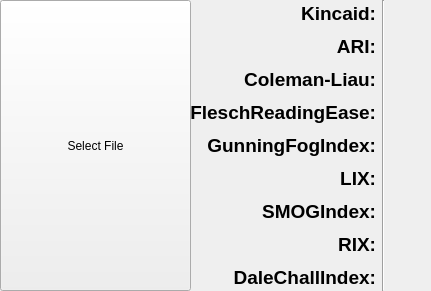
First picture: the form in main.ui, repository kosantosbik/readability, before the edit.
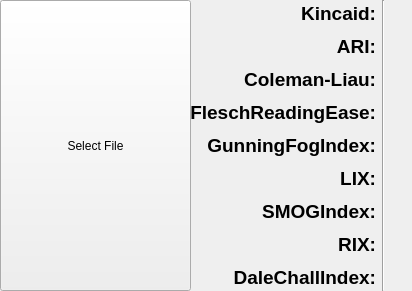
Second picture: the form after the edit.

```diff
--- a/main.ui
+++ b/main.ui
@@ -6,7 +6,7 @@
    <rect>
     <x>0</x>
     <y>0</y>
-    <width>431</width>
+    <width>412</width>
     <height>291</height>
    </rect>
   </property>
@@ -27,7 +27,7 @@
      <string>Select File</string>
     </property>
    </widget>
-   <widget class="QWidget" name="">
+   <widget class="QWidget" name="layoutWidget">
     <property name="geometry">
      <rect>
       <x>190</x>
```
Left out of the diff: 2 changed lines with no effect on the pictures.
